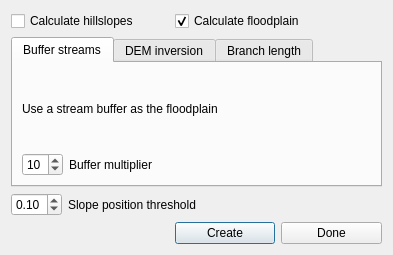
Before: the Qt Designer form QSWATPlus/ui_landscape.ui in swat-model/QSWATPlus, drawn with Qt 5.
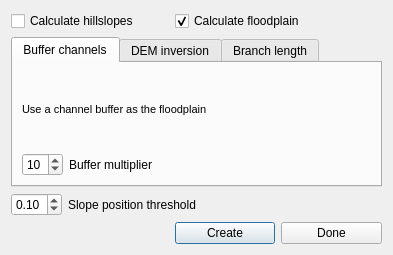
After: the same form once the commit is applied. The open tabs and pages were chosen to show the change. Icons and pictures are not drawn.

What changed in the file:
```diff
--- a/QSWATPlus/ui_landscape.ui
+++ b/QSWATPlus/ui_landscape.ui
@@ -63,13 +63,17 @@
      </property>
      <widget class="QWidget" name="tab_3">
       <attribute name="title">
-       <string>Buffer streams</string>
+       <string>Buffer channels</string>
       </attribute>
       <layout class="QGridLayout" name="gridLayout_4">
        <item row="0" column="0" colspan="2">
         <widget class="QLabel" name="label_5">
          <property name="text">
-          <string>&lt;html&gt;&lt;head/&gt;&lt;body&gt;&lt;p&gt;Use a stream buffer as the floodplain&lt;/p&gt;&lt;/body&gt;&lt;/html&gt;</string>
+          <string>&lt;!DOCTYPE HTML PUBLIC &quot;-//W3C//DTD HTML 4.0//EN&quot; &quot;http://www.w3.org/TR/REC-html40/strict.dtd&quot;&gt;
+&lt;html&gt;&lt;head&gt;&lt;meta name=&quot;qrichtext&quot; content=&quot;1&quot; /&gt;&lt;style type=&quot;text/css&quot;&gt;
+p, li { white-space: pre-wrap; }
+&lt;/style&gt;&lt;/head&gt;&lt;body style=&quot; font-family:'MS Shell Dlg 2'; font-size:8.25pt; font-weight:400; font-style:normal;&quot;&gt;
+&lt;p style=&quot; margin-top:12px; margin-bottom:12px; margin-left:0px; margin-right:0px; -qt-block-indent:0; text-indent:0px;&quot;&gt;Use a channel buffer as the floodplain&lt;/p&gt;&lt;/body&gt;&lt;/html&gt;</string>
          </property>
         </widget>
        </item>
```
Left out of the diff: 4 changed lines with no effect on the pictures.
